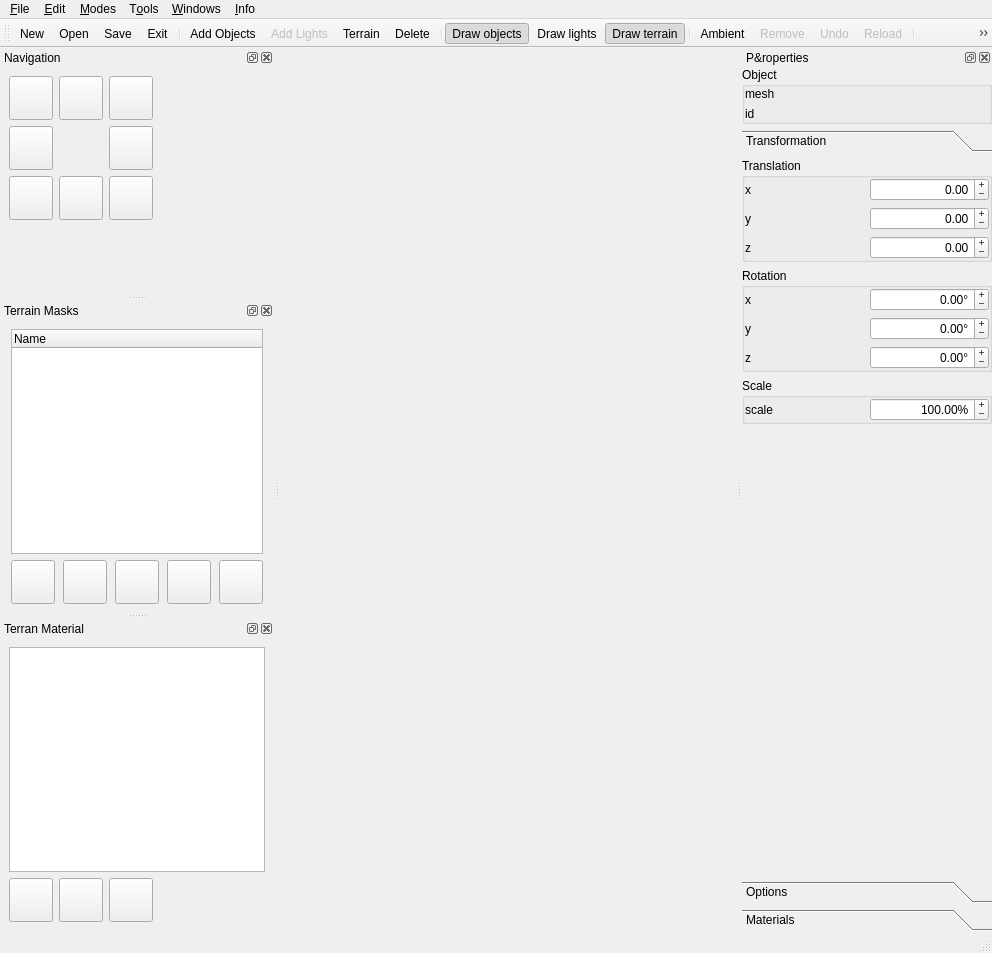
Old version of the form new_map_editor/mapeditor.ui in the repository xaphier/Eternal-Lands.
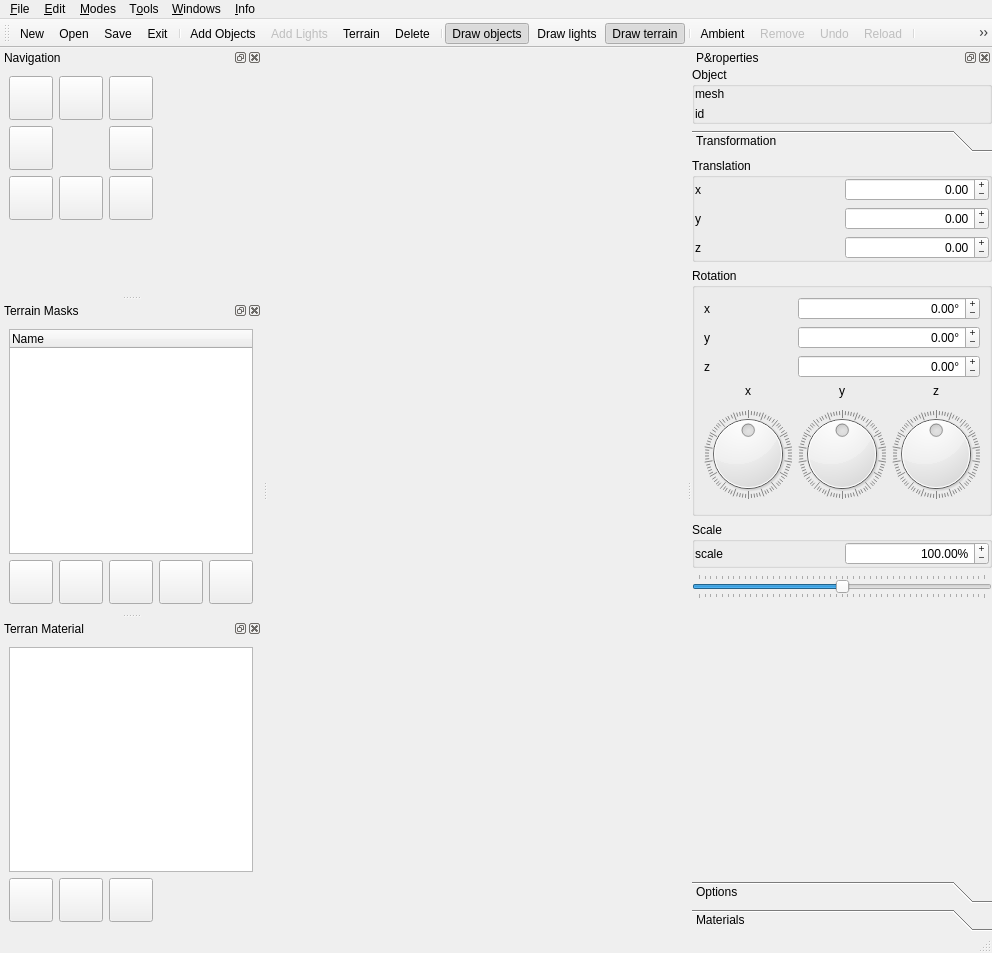
New version of the form. The open tabs and pages were chosen to show the change. Icons and pictures are not drawn. Custom widgets are drawn as their Qt base class.

What changed in the file:
```diff
--- a/new_map_editor/mapeditor.ui
+++ b/new_map_editor/mapeditor.ui
@@ -493,6 +493,24 @@
             </item>
             <item row="0" column="1">
              <widget class="QLabel" name="mesh_name">
+              <property name="minimumSize">
+               <size>
+                <width>200</width>
+                <height>0</height>
+               </size>
+              </property>
+              <property name="sizeIncrement">
+               <size>
+                <width>2</width>
+                <height>0</height>
+               </size>
+              </property>
+              <property name="baseSize">
+               <size>
+                <width>2</width>
+                <height>0</height>
+               </size>
+              </property>
               <property name="text">
                <string/>
               </property>
@@ -519,6 +537,24 @@
             </item>
             <item row="1" column="1">
              <widget class="QLabel" name="object_id">
+              <property name="minimumSize">
+               <size>
+                <width>200</width>
+                <height>0</height>
+               </size>
+              </property>
+              <property name="sizeIncrement">
+               <size>
+                <width>2</width>
+                <height>0</height>
+               </size>
+              </property>
+              <property name="baseSize">
+               <size>
+                <width>2</width>
+                <height>0</height>
+               </size>
+              </property>
               <property name="text">
                <string/>
               </property>
@@ -540,8 +576,8 @@
              <rect>
               <x>0</x>
               <y>0</y>
-              <width>98</width>
-              <height>264</height>
+              <width>250</width>
+              <height>704</height>
              </rect>
             </property>
             <attribute name="label">
@@ -707,9 +743,6 @@
                 <string>Rotation</string>
                </property>
                <layout class="QGridLayout" name="gridLayout_11">
-                <property name="margin">
-                 <number>0</number>
-                </property>
                 <item row="0" column="0">
                  <widget class="QLabel" name="label_23">
                   <property name="minimumSize">
@@ -726,7 +759,7 @@
                   </property>
                  </widget>
                 </item>
-                <item row="0" column="1">
+                <item row="0" column="1" colspan="2">
                  <widget class="QDoubleSpinBox" name="x_rotation">
                   <property name="minimumSize">
                    <size>
@@ -747,10 +780,10 @@
                    <string>°</string>
                   </property>
                   <property name="minimum">
-                   <double>-360.000000000000000</double>
+                   <double>-180.000000000000000</double>
                   </property>
                   <property name="maximum">
-                   <double>360.000000000000000</double>
+                   <double>179.000000000000000</double>
                   </property>
                   <property name="singleStep">
                    <double>1.000000000000000</double>
@@ -773,7 +806,7 @@
                   </property>
                  </widget>
                 </item>
-                <item row="1" column="1">
+                <item row="1" column="1" colspan="2">
                  <widget class="QDoubleSpinBox" name="y_rotation">
                   <property name="minimumSize">
                    <size>
@@ -794,10 +827,10 @@
                    <string>°</string>
                   </property>
                   <property name="minimum">
-                   <double>-360.000000000000000</double>
+                   <double>-180.000000000000000</double>
                   </property>
                   <property name="maximum">
-                   <double>360.000000000000000</double>
+                   <double>179.000000000000000</double>
                   </property>
                   <property name="singleStep">
                    <double>1.000000000000000</double>
@@ -823,7 +856,7 @@
                   </property>
                  </widget>
                 </item>
-                <item row="2" column="1">
+                <item row="2" column="1" colspan="2">
                  <widget class="QDoubleSpinBox" name="z_rotation">
                   <property name="minimumSize">
                    <size>
@@ -844,10 +877,10 @@
                    <string>°</string>
                   </property>
                   <property name="minimum">
-                   <double>-360.000000000000000</double>
+                   <double>-180.000000000000000</double>
                   </property>
                   <property name="maximum">
-                   <double>360.000000000000000</double>
+                   <double>179.000000000000000</double>
                   </property>
                   <property name="singleStep">
                    <double>1.000000000000000</double>
@@ -857,6 +890,84 @@
                   </property>
                  </widget>
                 </item>
+                <item row="3" column="0">
+                 <widget class="QLabel" name="label_9">
+                  <property name="text">
+                   <string>x</string>
+                  </property>
+                  <property name="alignment">
+                   <set>Qt::AlignCenter</set>
+                  </property>
+                 </widget>
+                </item>
+                <item row="3" column="1">
+                 <widget class="QLabel" name="label_27">
+                  <property name="text">
+                   <string>y</string>
+                  </property>
+                  <property name="alignment">
+                   <set>Qt::AlignCenter</set>
+                  </property>
+                 </widget>
+                </item>
+                <item row="3" column="2">
+                 <widget class="QLabel" name="label_28">
+                  <property name="text">
+                   <string>z</string>
+                  </property>
+                  <property name="alignment">
+                   <set>Qt::AlignCenter</set>
+                  </property>
+                 </widget>
+                </item>
+                <item row="4" column="0">
+                 <widget class="QDial" name="x_rotation_dial">
+                  <property name="minimum">
+                   <number>-180</number>
+                  </property>
+                  <property name="maximum">
+                   <number>179</number>
+                  </property>
+                  <property name="wrapping">
+                   <bool>true</bool>
+                  </property>
+                  <property name="notchesVisible">
+                   <bool>true</bool>
+                  </property>
+                 </widget>
+                </item>
+                <item row="4" column="1">
+                 <widget class="QDial" name="y_rotation_dial">
+                  <property name="minimum">
+                   <number>-180</number>
+                  </property>
+                  <property name="maximum">
+                   <number>179</number>
+                  </property>
+                  <property name="wrapping">
+                   <bool>true</bool>
+                  </property>
+                  <property name="notchesVisible">
+                   <bool>true</bool>
+                  </property>
+                 </widget>
+                </item>
+                <item row="4" column="2">
+                 <widget class="QDial" name="z_rotation_dial">
+                  <property name="minimum">
+                   <number>-180</number>
+                  </property>
+                  <property name="maximum">
+                   <number>179</number>
+                  </property>
+                  <property name="wrapping">
+                   <bool>true</bool>
+                  </property>
+                  <property name="notchesVisible">
+                   <bool>true</bool>
+                  </property>
+                 </widget>
+                </item>
                </layout>
               </widget>
              </item>
@@ -916,6 +1027,25 @@
                </layout>
               </widget>
              </item>
+             <item>
+              <widget class="QSlider" name="scale_slider">
+               <property name="maximum">
+                <number>400</number>
+               </property>
+               <property name="value">
+                <number>200</number>
+               </property>
+               <property name="orientation">
+                <enum>Qt::Horizontal</enum>
+               </property>
+               <property name="tickPosition">
+                <enum>QSlider::TicksBothSides</enum>
+               </property>
+               <property name="tickInterval">
+                <number>8</number>
+               </property>
+              </widget>
+             </item>
              <item>
               <spacer name="verticalSpacer_5">
                <property name="orientation">
```
Left out of the diff: 80 changed lines with no effect on the pictures.
